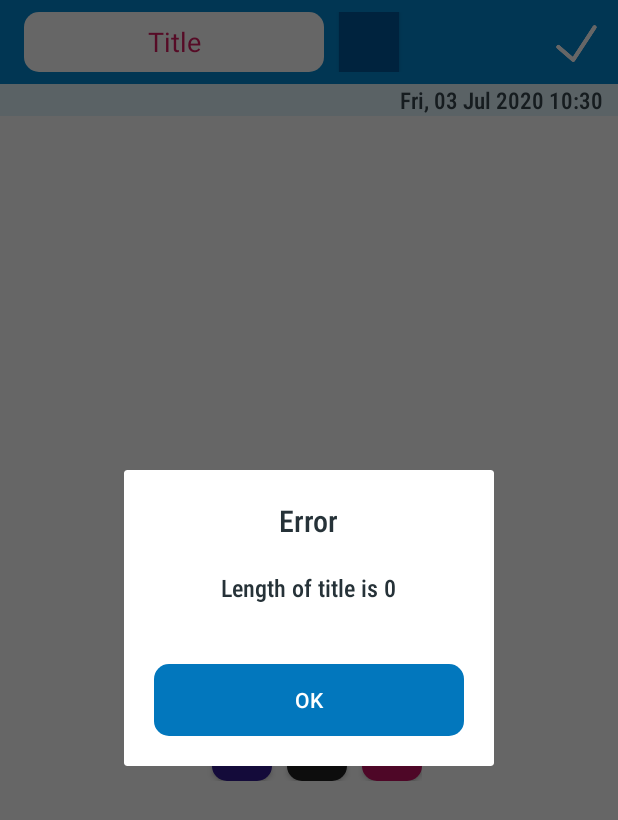
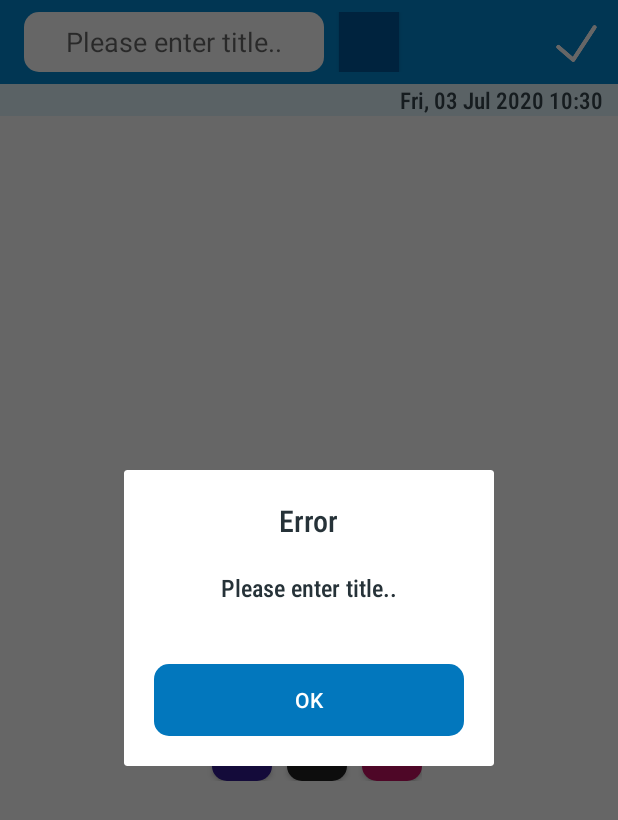
Before and after one commit to strom-hawk/Notes, an Android app: the NewNoteActivity screen opened directly, with no data from a screen before it, after a tap on "Add", on a phone screen of 412 x 824 dp. Shown: the top 820 px of the screen. Run offline under Robolectric (Android 15) with nearby library versions, the phone set to English and light mode, and no system bars; our stand-ins replace Room's generated code, data binding; 2 statements that could not run were skipped; 1 other tap on this screen came first.

Commit message:
new note reflects on homescreen after adding, also added date for each new note

```diff
--- a/app/src/main/java/com/demoapps/notes/adapter/NotesAdapter.java
+++ b/app/src/main/java/com/demoapps/notes/adapter/NotesAdapter.java
@@ -37,6 +37,7 @@ public class NotesAdapter extends RecyclerView.Adapter<RecyclerView.ViewHolder>
         RecyclerViewViewHolder viewHolder = (RecyclerViewViewHolder) holder;
         viewHolder.noteTitle.setText(homeScreenModel.getNoteTitle());
         viewHolder.noteText.setText(homeScreenModel.getNoteText());
+        viewHolder.noteDate.setText(homeScreenModel.getLastUpdatedDate());
     }
 
     @Override
--- a/app/src/main/java/com/demoapps/notes/view/NewNoteActivity.java
+++ b/app/src/main/java/com/demoapps/notes/view/NewNoteActivity.java
@@ -46,7 +46,6 @@ public class NewNoteActivity extends AppCompatActivity implements CallBack {
         initDataBinding();
         initToolBar();
         initViews();
-        setDateOnNewNote();
     }
 
     private void initDataBinding(){
@@ -71,15 +70,6 @@ public class NewNoteActivity extends AppCompatActivity implements CallBack {
         colorButton = findViewById(R.id.colorButton);
         colorView = findViewById(R.id.colorPickerView);
         dateLayout = findViewById(R.id.dateLayout);
-    }
-
-    private void setDateOnNewNote(){
-        Date date = Calendar.getInstance().getTime();
-        //System.out.println("Un formatted date ---> " + date);
-        SimpleDateFormat simpleDateFormat = new SimpleDateFormat(ApplicationConstants.DATE_FORMAT, Locale.ENGLISH);
-        String currentFormatedDate = simpleDateFormat.format(date);
-        //System.out.println("Formatted date ---> " +currentFormatedDate);
-        dateTextView.setText(currentFormatedDate);
     }
 
     @Override
--- a/app/src/main/java/com/demoapps/notes/viewmodel/NewNoteViewModel.java
+++ b/app/src/main/java/com/demoapps/notes/viewmodel/NewNoteViewModel.java
@@ -17,7 +17,11 @@ import com.demoapps.notes.utils.AppDatabase;
 import com.demoapps.notes.utils.ApplicationConstants;
 import com.demoapps.notes.utils.CommonUtils;
 
+import java.text.SimpleDateFormat;
+import java.util.Calendar;
+import java.util.Date;
 import java.util.List;
+import java.util.Locale;
 import java.util.Map;
 
 public class NewNoteViewModel extends ViewModel {
@@ -55,7 +59,7 @@ public class NewNoteViewModel extends ViewModel {
             }
         } else{
             CommonUtils.showAlertDialog(context, context.getResources().getString(R.string.error_message),
-                    context.getResources().getString(R.string.note_title_length_error_msg), context.getResources().getString(R.string.ok_button_msg));
+                    context.getResources().getString(R.string.title_hint), context.getResources().getString(R.string.ok_button_msg));
         }
 
     }
@@ -100,4 +104,11 @@ public class NewNoteViewModel extends ViewModel {
         };
     }
 
+    public String getCurrentDate(){
+        Date date = Calendar.getInstance().getTime();
+        SimpleDateFormat simpleDateFormat = new SimpleDateFormat(ApplicationConstants.DATE_FORMAT, Locale.ENGLISH);
+        newNoteModel.setLastUpdatedDate(simpleDateFormat.format(date));
+        return simpleDateFormat.format(date);
+    }
+
 }
--- a/app/src/main/res/layout/activity_new_note.xml
+++ b/app/src/main/res/layout/activity_new_note.xml
@@ -45,8 +45,7 @@
                     android:id="@+id/newNoteEditText"
                     android:layout_width="@dimen/dp_200"
                     android:layout_height="@dimen/dp_40"
-                    android:hint="@string/title"
-                    android:textColorHint="@color/colorAccent"
+                    android:hint="@string/title_hint"
                     android:textColor="@color/colorAccent"
                     android:background="@drawable/new_note_title_bg"
                     android:textAlignment="center"
@@ -102,7 +101,7 @@
                 android:layout_height="wrap_content"
                 android:textColor="@color/textColor1"
                 android:fontFamily="sans-serif-condensed-medium"
-                android:text="@string/title"
+                android:text="@{newNoteViewModel.getCurrentDate()}"
                 android:textSize="@dimen/sp_15"
                 android:layout_alignParentEnd="true"
                 android:layout_marginEnd="@dimen/dp_10"
--- a/app/src/main/res/values/strings.xml
+++ b/app/src/main/res/values/strings.xml
@@ -5,7 +5,7 @@
     <string name="add_new_note">Add_New_Note</string>
     <string name="add_new_checklist">Add_New_Checklist</string>
     <string name="title">Title</string>
-    <string name="type_here">Type here ...</string>
+    <string name="type_here">Write something ..</string>
     <string name="underdevelopment">Under development</string>
     <string name="something_went_wrong">Something went wrong</string>
     <string name="error_message">Error</string>
@@ -13,4 +13,5 @@
     <string name="note_title_length_error_msg">Length of title is 0</string>
     <string name="ok_button_msg">OK</string>
     <string name="new_note_noted">Noted</string>
+    <string name="title_hint">Please enter title..</string>
 </resources>
```
Also changed, not shown: app/src/main/java/com/demoapps/notes/view/HomeScreenActivity.java (+10 -11 lines), app/src/main/java/com/demoapps/notes/viewmodel/HomeScreenViewModel.java (+6 -16 lines), app/src/main/java/com/demoapps/notes/utils/CommonUtils.java (line endings or trailing spaces).
